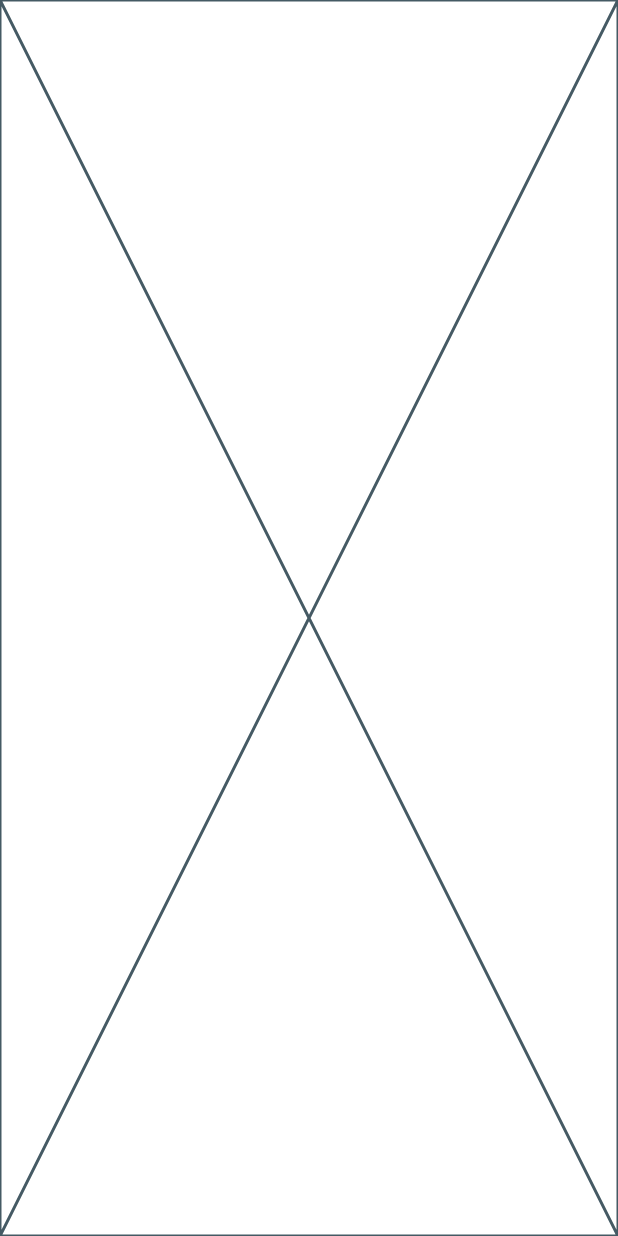
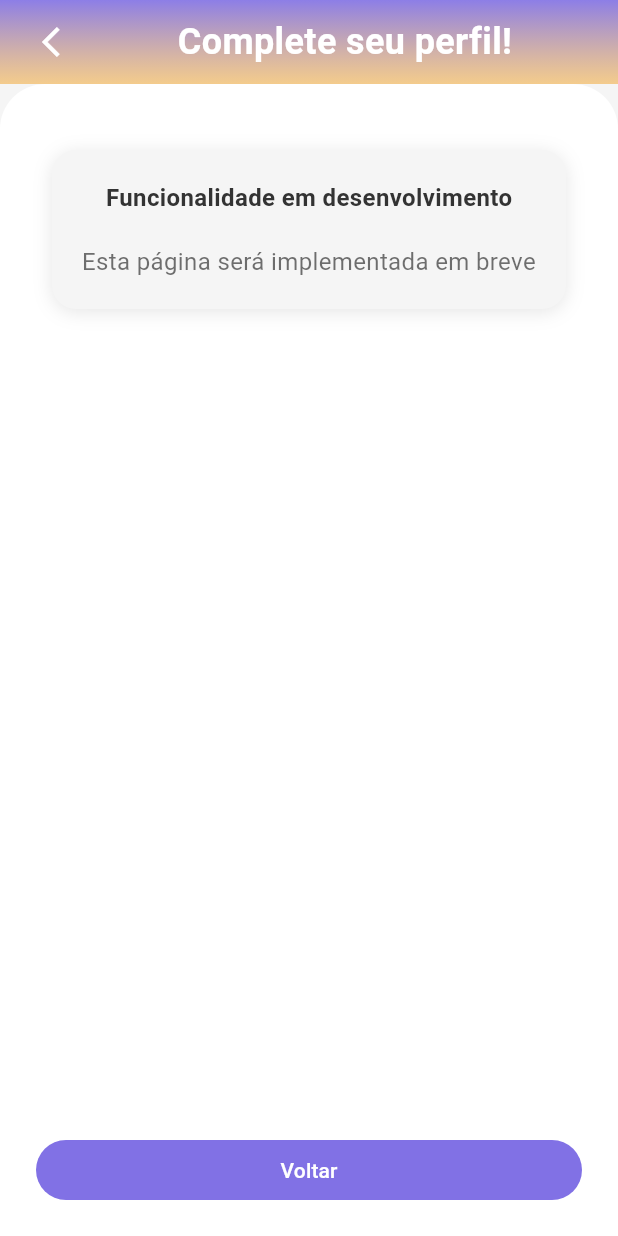
Before and after one commit to Brunokrk/Wkout_app, a Flutter app: the screen it shows after launch, after a tap on "Já possuo uma conta", after a tap on "Ainda não possuo uma conta!", after a tap on "Continuar", on a phone screen of 412 x 824 dp. Run offline on Flutter 3.47's test engine with Material 3 defaults, Android fonts, the phone set to English and light mode, and no system bars; our stand-ins replace flutter_svg, get_it, go_router, supabase_flutter; accounts and stored records are empty.

Commit message:
register_pages

```diff
--- a/packages/authentication/lib/src/presentation/pages/home/auth_home_page.dart
+++ b/packages/authentication/lib/src/presentation/pages/home/auth_home_page.dart
@@ -75,10 +75,10 @@ class _AuthHomePageState extends State<AuthHomePage> {
   Widget build(BuildContext context) {
     final viewModel = context.watch<AuthHomeViewModel>();
     return Scaffold(
-      //backgroundColor: viewModel.isRed ? Colors.red : Colors.black,
-      body: WkoutLoading<AuthHomeViewModel>(
-        child:
-            Consumer<AuthHomeViewModel>(builder: (context, viewModel, child) {
+      body: GradientBackground(
+                child: WkoutLoading<AuthHomeViewModel>(
+          child:
+              Consumer<AuthHomeViewModel>(builder: (context, viewModel, child) {
           return GestureDetector(
             onTap: () {
               // Fecha o teclado quando tocar fora dos campos
@@ -109,6 +109,7 @@ class _AuthHomePageState extends State<AuthHomePage> {
             ),
           );
         }),
+      ),
       ),
     );
   }
@@ -192,7 +193,7 @@ class _AuthHomePageState extends State<AuthHomePage> {
                 label: "Continuar",
                 onPressed: () {
                   WkoutNavigationService()
-                      .go(context, AuthRoutes.registerProfile);
+                      .push(context, AuthRoutes.registerProfile);
                   // viewModel.makeRegister(
                   //     name: _registerNameController.text,
                   //     email: _registerEmailController.text,
--- a/packages/authentication/lib/src/presentation/pages/register/register_profile_page.dart
+++ b/packages/authentication/lib/src/presentation/pages/register/register_profile_page.dart
@@ -1,4 +1,6 @@
 import 'package:flutter/material.dart';
+import 'package:design_system/design_system.dart';
+import 'package:wkout_core/wkout_core.dart';
 
 class RegisterProfilePage extends StatefulWidget {
   const RegisterProfilePage({super.key});
@@ -10,6 +12,81 @@ class RegisterProfilePage extends StatefulWidget {
 class _RegisterProfilePageState extends State<RegisterProfilePage> {
   @override
   Widget build(BuildContext context) {
-    return const Placeholder();
+    return Scaffold(
+      appBar: CustomAppBar(
+        title: 'Complete seu perfil!',
+        onBackPressed: () {
+          WkoutNavigationService().pop(context);
+        },
+      ),
+      body: Column(
+        children: [
+          // Área inferior com borda superior arredondada
+          Expanded(
+            child: Container(
+              decoration: const BoxDecoration(
+                color: Colors.white,
+                borderRadius: BorderRadius.only(
+                  topLeft: Radius.circular(30),
+                  topRight: Radius.circular(30),
+                ),
+              ),
+              child: SafeArea(
+                child: Padding(
+                  padding: const EdgeInsets.all(24.0),
+                  child: Column(
+                    children: [
+                      const SizedBox(height: 20),
+                      Container(
+                        padding: const EdgeInsets.all(20),
+                        decoration: BoxDecoration(
+                          color: AppColors.backgroundLight,
+                          borderRadius: BorderRadius.circular(16),
+                          boxShadow: [
+                            BoxShadow(
+                              color: Colors.black.withOpacity(0.1),
+                              blurRadius: 10,
+                              offset: const Offset(0, 2),
+                            ),
+                          ],
+                        ),
+                        child: Column(
+                          children: [
+                            Text(
+                              'Funcionalidade em desenvolvimento',
+                              style: AppTypography.bodyText1.copyWith(
+                                color: AppColors.blackText,
+                                fontWeight: FontWeight.bold,
+                              ),
+                            ),
+                            const SizedBox(height: 20),
+                            Text(
+                              'Esta página será implementada em breve',
+                              style: AppTypography.bodyText1.copyWith(
+                                color: AppColors.blackText.withOpacity(0.7),
+                              ),
+                              textAlign: TextAlign.center,
+                            ),
+                          ],
+                        ),
+                      ),
+                      const Spacer(),
+                      AppButton(
+                        onPressed: () {
+                          Navigator.of(context).pop();
+                        },
+                        label: 'Voltar',
+                        color: AppColors.primary,
+                        textColor: Colors.white,
+                      ),
+                    ],
+                  ),
+                ),
+              ),
+            ),
+          ),
+        ],
+      ),
+    );
   }
 }
--- a/packages/design_system/lib/design_system.dart
+++ b/packages/design_system/lib/design_system.dart
@@ -9,3 +9,5 @@ export 'src/components/loading.dart';
 export 'src/components/textInput.dart';
 export 'src/components/spacing.dart';
 export 'src/components/dateInput.dart';
+export 'src/components/gradient_background.dart';
+export 'src/components/custom_app_bar.dart';
--- /dev/null
+++ b/packages/design_system/lib/src/components/custom_app_bar.dart
@@ -0,0 +1,149 @@
+import 'package:flutter/material.dart';
+import '../tokens/colors.dart';
+import '../tokens/typography.dart';
+
+class CustomAppBar extends StatelessWidget implements PreferredSizeWidget {
+  final String title;
+  final VoidCallback? onBackPressed;
+  final List<Widget>? actions;
+  final bool showBackButton;
+  final Color? backgroundColor;
+  final double elevation;
+  final Widget? leading;
+
+  const CustomAppBar({
+    super.key,
+    required this.title,
+    this.onBackPressed,
+    this.actions,
+    this.showBackButton = true,
+    this.backgroundColor,
+    this.elevation = 0,
+    this.leading,
+  });
+
+  @override
+  Widget build(BuildContext context) {
+    return Container(
+      decoration: BoxDecoration(
+        gradient: LinearGradient(
+          begin: Alignment.topCenter,
+          end: Alignment.bottomCenter,
+          colors: backgroundColor != null
+            ? [backgroundColor!, backgroundColor!]
+            : [
+                AppColors.primary.withOpacity(0.9),
+                AppColors.secondary.withOpacity(0.7),
+              ],
+        ),
+      ),
+      child: SafeArea(
+        child: Container(
+          height: kToolbarHeight,
+          padding: const EdgeInsets.symmetric(horizontal: 16),
+          child: Row(
+            children: [
+              if (showBackButton)
+                leading ??
+                IconButton(
+                  onPressed: onBackPressed ?? () => Navigator.of(context).pop(),
+                  icon: const Icon(
+                    Icons.arrow_back_ios,
+                    color: Colors.white,
+                    size: 24,
+                  ),
+                ),
+              Expanded(
+                child: Text(
+                  title,
+                  style: AppTypography.headline1.copyWith(
+                    color: Colors.white,
+                    fontWeight: FontWeight.bold,
+                  ),
+                  textAlign: TextAlign.center,
+                ),
+              ),
+              if (actions != null) ...actions!,
+            ],
+          ),
+        ),
+      ),
+    );
+  }
+
+  @override
+  Size get preferredSize => const Size.fromHeight(kToolbarHeight);
+}
+
+class RoundedAppBar extends StatelessWidget implements PreferredSizeWidget {
+  final String title;
+  final VoidCallback? onBackPressed;
+  final List<Widget>? actions;
+  final bool showBackButton;
+  final double borderRadius;
+  final Widget? leading;
+
+  const RoundedAppBar({
+    super.key,
+    required this.title,
+    this.onBackPressed,
+    this.actions,
+    this.showBackButton = true,
+    this.borderRadius = 30,
+    this.leading,
+  });
+
+  @override
+  Widget build(BuildContext context) {
+    return Container(
+      decoration: BoxDecoration(
+        gradient: LinearGradient(
+          begin: Alignment.topCenter,
+          end: Alignment.bottomCenter,
+          colors: [
+            AppColors.primary.withOpacity(0.9),
+            AppColors.secondary.withOpacity(0.7),
+          ],
+        ),
+        borderRadius: BorderRadius.only(
+          bottomLeft: Radius.circular(borderRadius),
+          bottomRight: Radius.circular(borderRadius),
+        ),
+      ),
+      child: SafeArea(
+        child: Container(
+          height: kToolbarHeight,
+          padding: const EdgeInsets.symmetric(horizontal: 16),
+          child: Row(
+            children: [
+              if (showBackButton)
+                leading ??
+                IconButton(
+                  onPressed: onBackPressed ?? () => Navigator.of(context).pop(),
+                  icon: const Icon(
+                    Icons.arrow_back_ios,
+                    color: Colors.white,
+                    size: 24,
+                  ),
+                ),
+              Expanded(
+                child: Text(
+                  title,
+                  style: AppTypography.headline1.copyWith(
+                    color: Colors.white,
+                    fontWeight: FontWeight.bold,
+                  ),
+                  textAlign: TextAlign.center,
+                ),
+              ),
+              if (actions != null) ...actions!,
+            ],
+          ),
+        ),
+      ),
+    );
+  }
+
+  @override
+  Size get preferredSize => const Size.fromHeight(kToolbarHeight);
+}
--- a/packages/design_system/lib/src/tokens/typography.dart
+++ b/packages/design_system/lib/src/tokens/typography.dart
@@ -4,6 +4,11 @@ import 'colors.dart';
 class AppTypography {
   static const headline1 = TextStyle(
     fontSize: 24,
+    fontWeight: FontWeight.bold,
+    color: AppColors.blackText,
+  );
+  static const headline2 = TextStyle(
+    fontSize: 20,
     fontWeight: FontWeight.bold,
     color: AppColors.blackText,
   );
```
Also changed, not shown: packages/design_system/lib/src/components/gradient_background.dart (added, +71 -0 lines), 1 other file.
